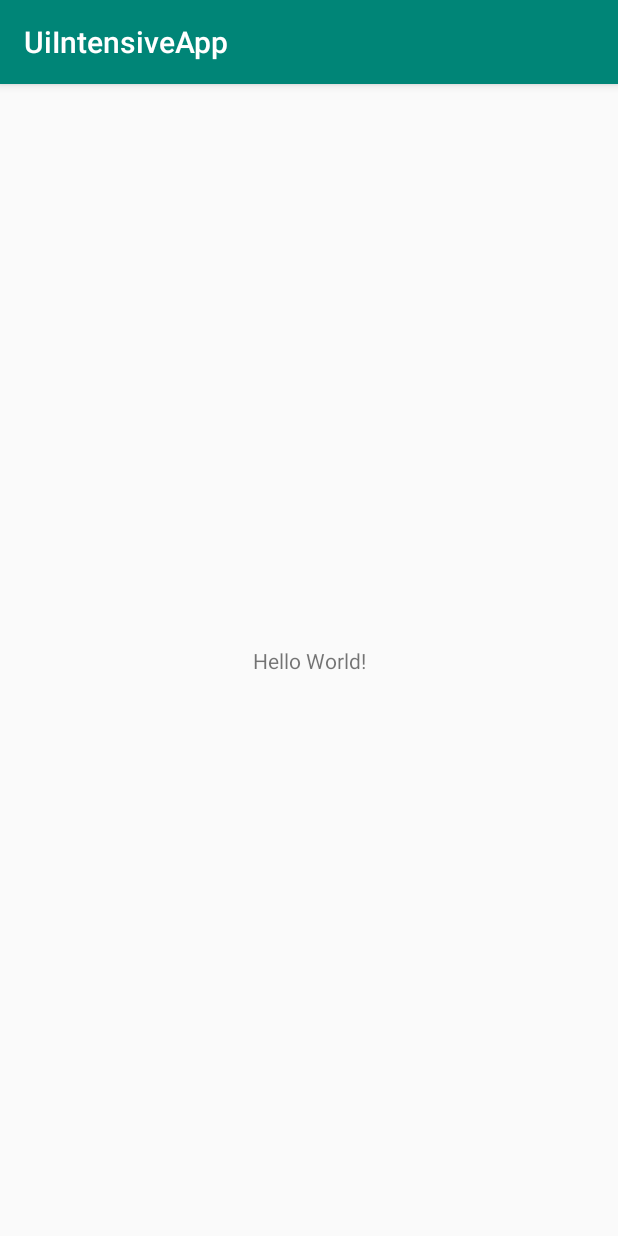
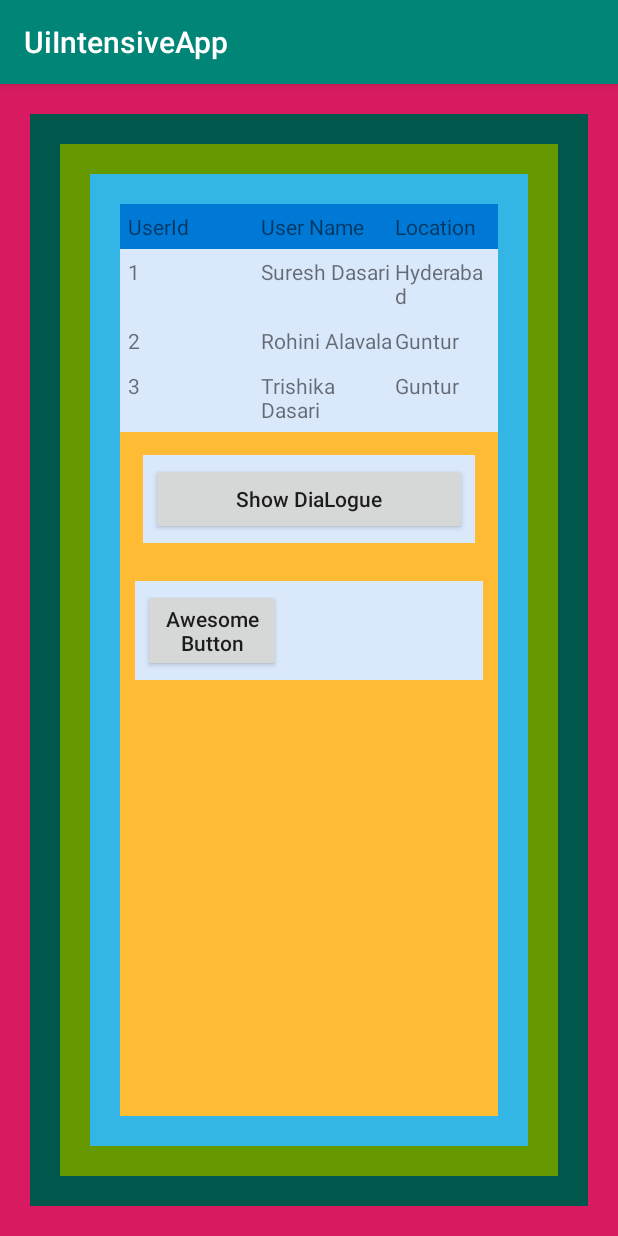
Before and after one commit to androidstudiooffshore/-UiIntensiveApp, an Android app: the screen it shows after launch (MainActivity), on a phone screen of 412 x 824 dp. Run offline under Robolectric (Android 15) with nearby library versions, the phone set to English and light mode, and no system bars.

Commit message:
Added data

```diff
--- a/app/build.gradle
+++ b/app/build.gradle
@@ -26,4 +26,5 @@ dependencies {
     testImplementation 'junit:junit:4.12'
     androidTestImplementation 'androidx.test:runner:1.2.0'
     androidTestImplementation 'androidx.test.espresso:espresso-core:3.2.0'
+    implementation 'com.android.support:appcompat-v7:29.2.0'
 }
--- a/app/src/main/res/layout/activity_main.xml
+++ b/app/src/main/res/layout/activity_main.xml
@@ -4,15 +4,130 @@
     xmlns:tools="http://schemas.android.com/tools"
     android:layout_width="match_parent"
     android:layout_height="match_parent"
-    tools:context=".MainActivity">
+    tools:context=".MainActivity"
+    android:background="@color/colorAccent">
 
-    <TextView
-        android:layout_width="wrap_content"
-        android:layout_height="wrap_content"
-        android:text="Hello World!"
-        app:layout_constraintBottom_toBottomOf="parent"
-        app:layout_constraintLeft_toLeftOf="parent"
-        app:layout_constraintRight_toRightOf="parent"
-        app:layout_constraintTop_toTopOf="parent" />
+    <RelativeLayout
+        android:layout_width="match_parent"
+        android:layout_height="match_parent"
+        android:background="@color/colorPrimaryDark"
+        android:layout_margin="@dimen/dp_20">
+       <LinearLayout
+           android:layout_width="match_parent"
+           android:layout_height="match_parent"
+           android:background="@android:color/holo_green_dark"
+           android:layout_margin="@dimen/dp_20">
+           <FrameLayout
+               android:layout_height="match_parent"
+               android:layout_width="match_parent"
+               android:layout_margin="@dimen/dp_20"
+               android:background="@android:color/holo_blue_light"
+               >
+               <TableLayout
+                   android:layout_width="match_parent"
+                   android:layout_height="match_parent"
+                   android:layout_margin="@dimen/dp_20"
+                   android:shrinkColumns="0"
+                   android:background="@android:color/holo_orange_light">
+
+                   <TableRow android:background="#0079D6" android:padding="5dp">
+                       <TextView
+                           android:layout_width="wrap_content"
+                           android:layout_height="wrap_content"
+                           android:layout_weight="1"
+                           android:text="UserId" />
+                       <TextView
+                           android:layout_width="wrap_content"
+                           android:layout_height="wrap_content"
+                           android:layout_weight="1"
+                           android:text="User Name" />
+                       <TextView
+                           android:layout_width="wrap_content"
+                           android:layout_height="wrap_content"
+                           android:layout_weight="1"
+                           android:text="Location" />
+                   </TableRow>
+                   <TableRow android:background="#DAE8FC" android:padding="5dp">
+                       <TextView
+                           android:layout_width="wrap_content"
+                           android:layout_height="wrap_content"
+                           android:layout_weight="1"
+                           android:text="1" />
+                       <TextView
+                           android:layout_width="wrap_content"
+                           android:layout_height="wrap_content"
+                           android:layout_weight="1"
+                           android:text="Suresh Dasari" />
+                       <TextView
+                           android:layout_width="wrap_content"
+                           android:layout_height="wrap_content"
+                           android:layout_weight="1"
+                           android:text="Hyderabad" />
+                   </TableRow>
+                   <TableRow android:background="#DAE8FC" android:padding="5dp">
+                       <TextView
+                           android:layout_width="wrap_content"
+                           android:layout_height="wrap_content"
+                           android:layout_weight="1"
+                           android:text="2" />
+                       <TextView
+                           android:layout_width="wrap_content"
+                           android:layout_height="wrap_content"
+                           android:layout_weight="1"
+                           android:text="Rohini Alavala" />
+                       <TextView
+                           android:layout_width="wrap_content"
+                           android:layout_height="wrap_content"
+                           android:layout_weight="1"
+                           android:text="Guntur" />
+                   </TableRow>
+                   <TableRow android:background="#DAE8FC" android:padding="5dp">
+                       <TextView
+                           android:layout_width="wrap_content"
+                           android:layout_height="wrap_content"
+                           android:layout_weight="1"
+                           android:text="3" />
+                       <TextView
+                           android:layout_width="wrap_content"
+                           android:layout_height="wrap_content"
+                           android:layout_weight="1"
+                           android:text="Trishika Dasari" />
+                       <TextView
+                           android:layout_width="wrap_content"
+                           android:layout_height="wrap_content"
+                           android:layout_weight="1"
+                           android:text="Guntur" />
+                   </TableRow>
+
+                   <TableRow android:background="#DAE8FC" android:padding="5dp"
+                       android:layout_margin="15dp">
+                       <Button
+                           android:layout_width="wrap_content"
+                           android:layout_height="wrap_content"
+                           android:layout_weight="1"
+                           android:textAllCaps="false"
+                           android:text="Show DiaLogue" />
+
+                   </TableRow>
+                   <TableRow android:background="#DAE8FC" android:padding="5dp"
+                       android:layout_margin="10dp">
+
+                       <androidx.appcompat.widget.AppCompatButton
+                           android:id="@+id/buttonAwesome"
+                           android:layout_width="109dp"
+                           android:layout_height="wrap_content"
+                           android:text="Awesome Button"
+                           android:textAllCaps="false" />
+
+
+                   </TableRow>
+
+               </TableLayout>
+
+           </FrameLayout>
+       </LinearLayout>
+    </RelativeLayout>
+
+
 
 </androidx.constraintlayout.widget.ConstraintLayout>
--- /dev/null
+++ b/app/src/main/res/values/dimens.xml
@@ -0,0 +1,4 @@
+<?xml version="1.0" encoding="utf-8"?>
+<resources>
+    <dimen name="dp_20">20dp</dimen>
+</resources>
```
